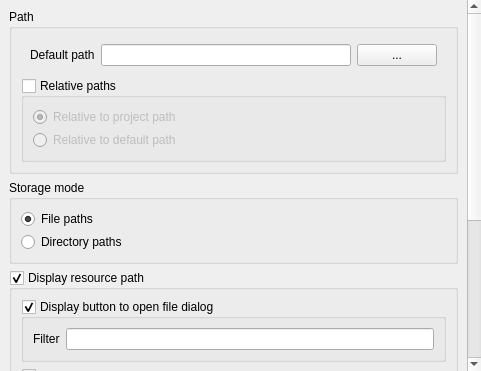
Before: the Qt Designer form src/ui/editorwidgets/qgsexternalresourceconfigdlg.ui in qgis/QGIS, drawn with Qt 5.
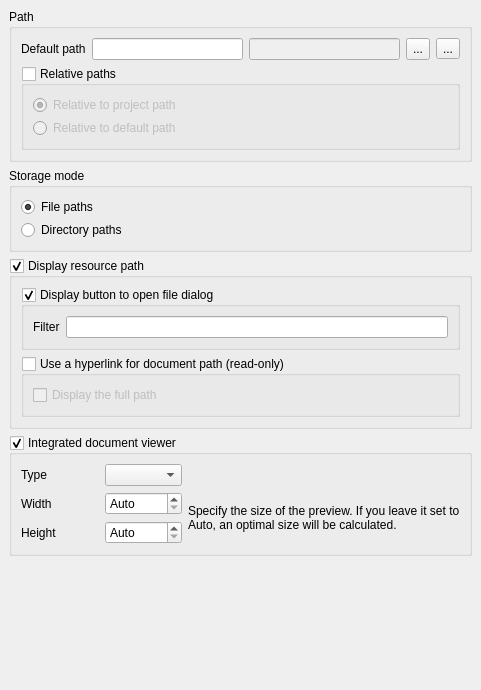
After: the same form once the commit is applied. Custom widgets are drawn as their Qt base class.

Commit message: [Feature] Path prefix for attachment widget can be defined by expression

Diff of the .ui file:
```diff
--- a/src/ui/editorwidgets/qgsexternalresourceconfigdlg.ui
+++ b/src/ui/editorwidgets/qgsexternalresourceconfigdlg.ui
@@ -8,7 +8,7 @@
     <x>0</x>
     <y>0</y>
     <width>481</width>
-    <height>371</height>
+    <height>690</height>
    </rect>
   </property>
   <property name="windowTitle">
@@ -46,8 +46,8 @@
        <rect>
         <x>0</x>
         <y>0</y>
-        <width>465</width>
-        <height>621</height>
+        <width>467</width>
+        <height>715</height>
        </rect>
       </property>
       <layout class="QVBoxLayout" name="verticalLayout_4">
@@ -66,16 +66,16 @@
              <enum>QLayout::SetMinimumSize</enum>
             </property>
             <property name="leftMargin">
-             <number>9</number>
+             <number>0</number>
             </property>
             <property name="topMargin">
-             <number>6</number>
+             <number>0</number>
             </property>
             <property name="rightMargin">
-             <number>9</number>
+             <number>0</number>
             </property>
             <property name="bottomMargin">
-             <number>6</number>
+             <number>0</number>
             </property>
             <item>
              <widget class="QLabel" name="label">
@@ -101,7 +101,27 @@
              </widget>
             </item>
             <item>
-             <widget class="QPushButton" name="mRootPathButton">
+             <widget class="QLineEdit" name="mRootPathExpression">
+              <property name="enabled">
+               <bool>false</bool>
+              </property>
+             </widget>
+            </item>
+            <item>
+             <widget class="QToolButton" name="mRootPathButton">
+              <property name="sizePolicy">
+               <sizepolicy hsizetype="Preferred" vsizetype="MinimumExpanding">
+                <horstretch>0</horstretch>
+                <verstretch>0</verstretch>
+               </sizepolicy>
+              </property>
+              <property name="text">
+               <string>...</string>
+              </property>
+             </widget>
+            </item>
+            <item>
+             <widget class="QgsPropertyOverrideButton" name="mRootPathPropertyOverrideButton">
               <property name="text">
                <string>...</string>
               </property>
@@ -394,6 +414,11 @@
   </layout>
  </widget>
  <customwidgets>
+  <customwidget>
+   <class>QgsPropertyOverrideButton</class>
+   <extends>QToolButton</extends>
+   <header>qgspropertyoverridebutton.h</header>
+  </customwidget>
   <customwidget>
    <class>QgsSpinBox</class>
    <extends>QSpinBox</extends>
```
Left out of the diff: 1 changed line with no effect on the pictures. The commit also changes 5 other files.
